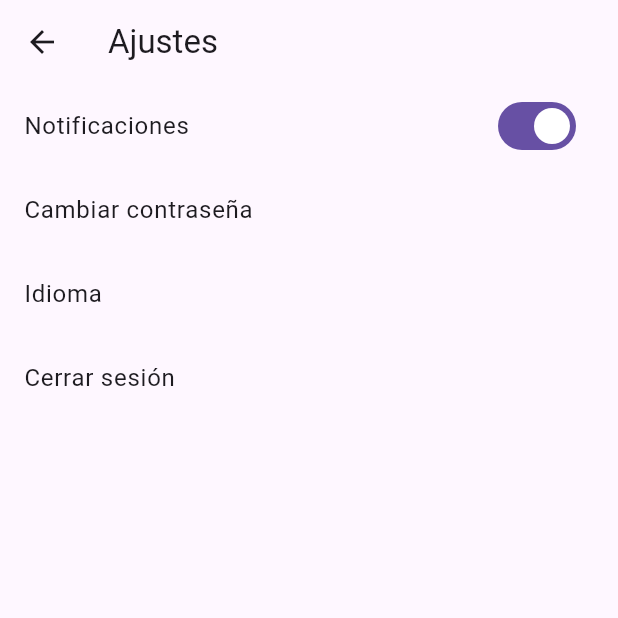
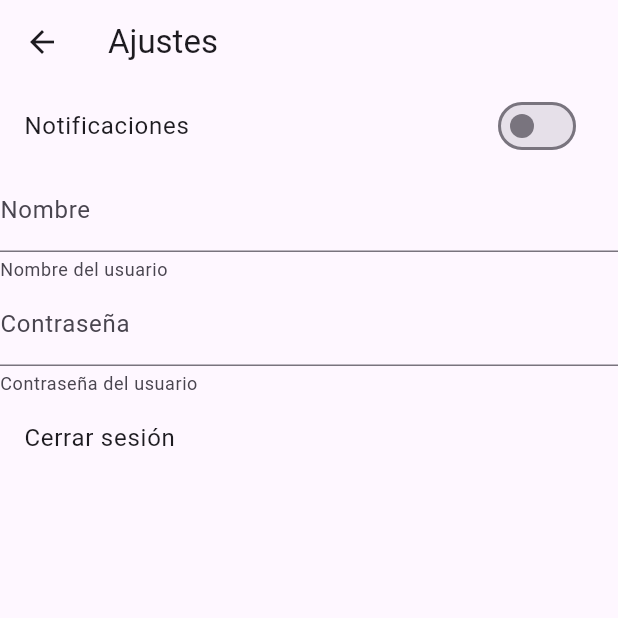
Before and after one commit to AlbertoRedondo89/whatschat, a Flutter app: the SettingsPage screen opened directly, after a tap on "Notificaciones", on a phone screen of 412 x 824 dp, the top half of it. Run offline on Flutter 3.47's test engine with Material 3 defaults, Android fonts, the phone set to English and light mode, and no system bars; our stand-ins replace flutter_local_notifications, shared_preferences; accounts and stored records are empty.

```diff
--- a/lib/pages/profilepage.dart
+++ b/lib/pages/profilepage.dart
@@ -1,4 +1,5 @@
 import 'package:flutter/material.dart';
+import 'package:whatschat/preferences/preferences.dart';
 
 class ProfilePage extends StatelessWidget {
   @override
@@ -17,8 +18,12 @@ class ProfilePage extends StatelessWidget {
             padding: EdgeInsets.all(16.0),
             child: Column(
               children: [
-                TextField(
-                  decoration: InputDecoration(labelText: 'Nombre', border: OutlineInputBorder()),
+                TextFormField(
+                  initialValue: Preferences.nombre,
+                  onChanged: (value) {
+                    Preferences.nombre = value;
+                  },
+                  decoration: InputDecoration(labelText: "Nombre", border: OutlineInputBorder()),
                 ),
                 SizedBox(height: 10),
                 ElevatedButton(onPressed: () {}, child: Text('Guardar cambios')),
--- a/lib/pages/settingspage.dart
+++ b/lib/pages/settingspage.dart
@@ -1,7 +1,16 @@
 import 'package:flutter/material.dart';
+import 'package:whatschat/preferences/preferences.dart';
 
-class SettingsPage extends StatelessWidget {
-  bool value = true;
+class SettingsPage extends StatefulWidget {
+  static const String routerName = 'settings';
+
+  const SettingsPage({Key? key}) : super(key: key);
+
+  @override
+  State<SettingsPage> createState() => _SettingsPageState();
+}
+
+class _SettingsPageState extends  State<SettingsPage> {
   @override
   Widget build(BuildContext context) {
     return Scaffold(
@@ -10,16 +19,30 @@ class SettingsPage extends StatelessWidget {
         children: [
           SwitchListTile(
             title: Text('Notificaciones'),
-            value: value,
-            onChanged: (value) {value = !value;},
+            value: Preferences.Notificaciones,
+            onChanged: (value) {
+              Preferences.Notificaciones = value;
+              setState(() {});
+            },
+
           ),
-          ListTile(
-            title: Text('Cambiar contraseña'),
-            onTap: () {},
+          TextFormField(
+            initialValue: Preferences.nombre,
+            onChanged: (value) {
+              Preferences.nombre = value;
+              setState(() {});
+            },
+            decoration: InputDecoration(
+            labelText: 'Nombre', helperText: 'Nombre del usuario'),
           ),
-          ListTile(
-            title: Text('Idioma'),
-            onTap: () {},
+          TextFormField(
+            initialValue: Preferences.password,
+            onChanged: (value) {
+              Preferences.password = value;
+              setState(() {});
+            },
+            decoration: InputDecoration(
+            labelText: 'Contraseña', helperText: 'Contraseña del usuario'),
           ),
           ListTile(
             title: Text('Cerrar sesión'),
--- /dev/null
+++ b/lib/preferences/preferences.dart
@@ -0,0 +1,51 @@
+import 'package:shared_preferences/shared_preferences.dart';
+
+class Preferences {
+  static late SharedPreferences _prefs;
+
+  static String _nombre = "";
+  static String _password = "";
+  static String _idioma = "Español";
+  static bool _Notificaciones = true;
+
+
+  static Future init() async{
+    _prefs = await SharedPreferences.getInstance();
+  }
+
+  static String get nombre {
+    return _prefs.getString('nombre') ?? _nombre;
+  }
+
+  static set nombre(String nombre){
+    _nombre = nombre;
+    _prefs.setString('nombre', nombre);
+  }
+
+  static String get password {
+    return _prefs.getString('password') ?? _password;
+  }
+
+  static set password(String password){
+    _password = password;
+    _prefs.setString('password', password);
+  }
+  static String get idioma {
+    return _prefs.getString('idioma') ?? _idioma;
+  }
+
+  static set idioma(String password){
+    _idioma = idioma;
+    _prefs.setString('idioma', idioma);
+  }
+
+  static bool get  Notificaciones {
+    return _prefs.getBool('Notificaciones') ?? _Notificaciones;
+  }
+
+  static set Notificaciones(bool Notificaciones){
+    _Notificaciones = Notificaciones;
+    _prefs.setBool('DarkMode', Notificaciones);
+  }
+
+}
--- a/pubspec.yaml
+++ b/pubspec.yaml
@@ -36,6 +36,7 @@ dependencies:
   http: ^1.3.0
   path_provider: ^2.1.5
   image: ^4.5.2
+  shared_preferences: ^2.1.0
 
   # The following adds the Cupertino Icons font to your application.
   # Use with the CupertinoIcons class for iOS style icons.
```
Also changed, not shown: lib/main.dart (+10 -1 lines), pubspec.lock, 6 other files.
